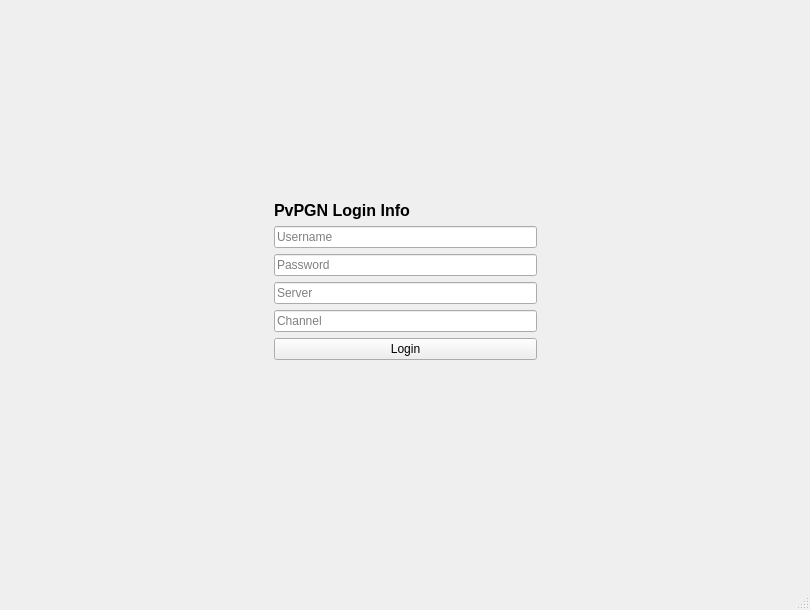
Old version of the form warchatter.ui in the repository reillychase/WarChatter.
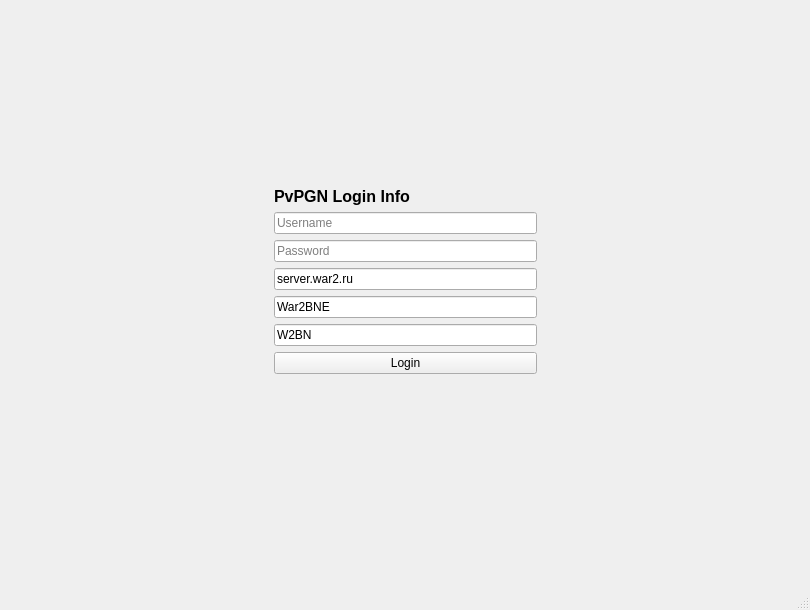
New version of the form. Icons and pictures are not drawn.

Commit message: More color coding for different inputs, added "client_tag" input, channel input works now, added channel name label and count

Diff of the .ui file:
```diff
--- a/warchatter.ui
+++ b/warchatter.ui
@@ -100,6 +100,9 @@
            </item>
            <item>
             <widget class="QLineEdit" name="input_server">
+             <property name="text">
+              <string>server.war2.ru</string>
+             </property>
              <property name="placeholderText">
               <string>Server</string>
              </property>
@@ -107,11 +110,24 @@
            </item>
            <item>
             <widget class="QLineEdit" name="input_channel">
+             <property name="text">
+              <string>War2BNE</string>
+             </property>
              <property name="placeholderText">
               <string>Channel</string>
              </property>
             </widget>
            </item>
+           <item>
+            <widget class="QLineEdit" name="input_client_tag">
+             <property name="text">
+              <string>W2BN</string>
+             </property>
+             <property name="placeholderText">
+              <string>Game Tag</string>
+             </property>
+            </widget>
+           </item>
            <item>
             <widget class="QPushButton" name="button_login">
              <property name="text">
```
Left out of the diff: 11 changed lines with no effect on the pictures. The commit also changes 2 other files.
